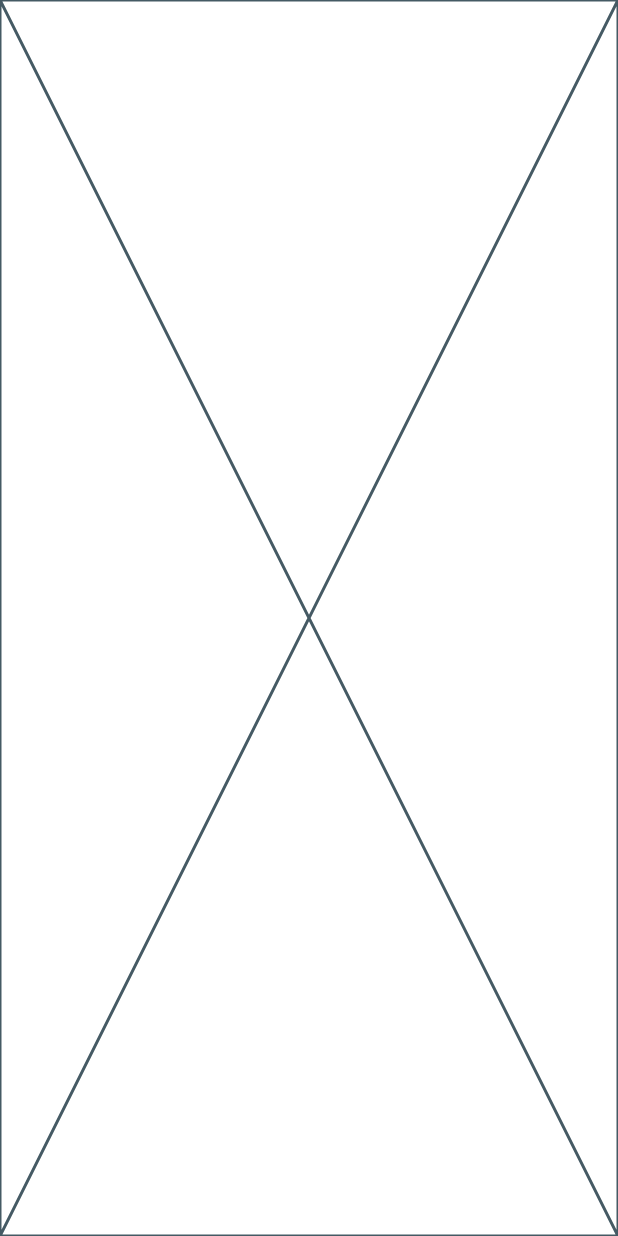
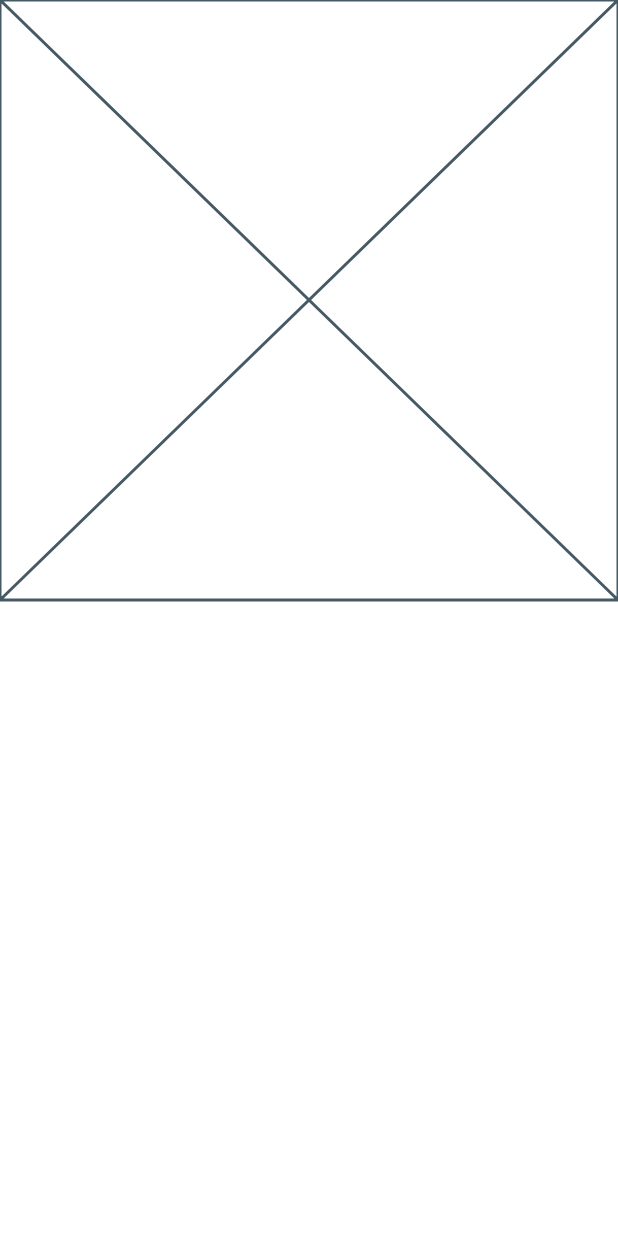
Before and after one commit to cyberfanta/tennis_field_scheduler, a Flutter app: the screen it shows after launch, on a phone screen of 412 x 824 dp. Run offline on Flutter 3.47's test engine with Material 2 defaults, Android fonts, the phone set to English and light mode, and no system bars.

Commit message:
Feat (First View): Testing some new ideas for views.

```diff
--- a/lib/main.dart
+++ b/lib/main.dart
@@ -1,7 +1,7 @@
 import 'package:flutter/material.dart';
 import 'package:flutter/services.dart';
 
-import 'presentation/views/screens/GetDatesView.dart';
+import 'presentation/views/screens/get_dates_view.dart';
 
 Future<void> main() async {
   // ignore: unused_local_variable
--- a/lib/presentation/views/screens/GetDatesView.dart
+++ b/lib/presentation/views/screens/get_dates_view.dart
@@ -12,6 +12,13 @@ class GetDatesView extends StatefulWidget {
 class _GetDatesViewState extends State<GetDatesView> {
   @override
   Widget build(BuildContext context) {
-    return const Placeholder();
+    Column viewList = const Column(
+        mainAxisSize: MainAxisSize.min,
+      children: [
+        Placeholder(),
+      ],
+    );
+
+    return viewList;
   }
 }
```
